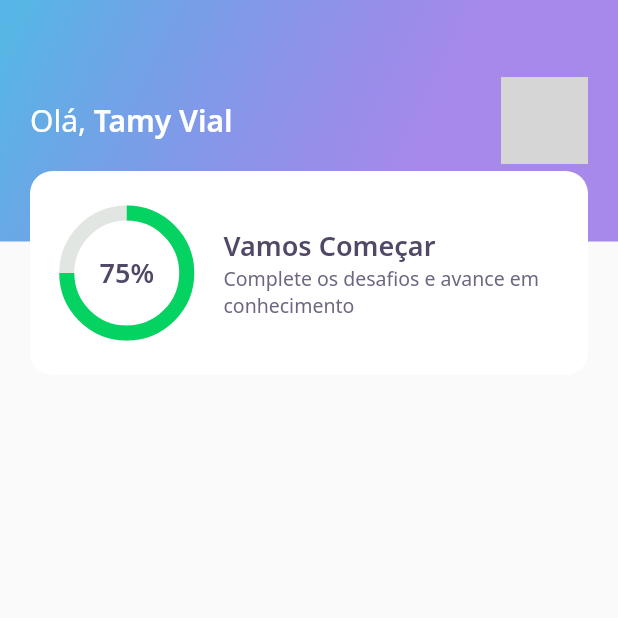
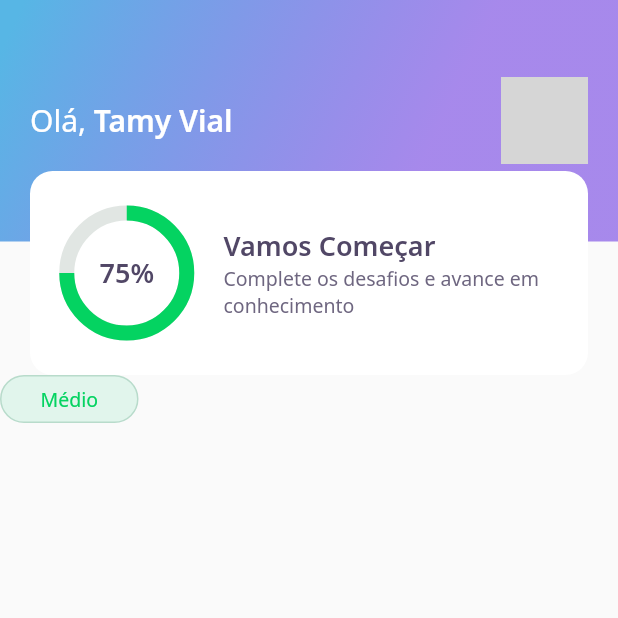
Before and after one commit to VialdeSouza/dev-quiz-flutter, a Flutter app: the screen it shows after launch, on a phone screen of 412 x 824 dp, the top half of it. Run offline on Flutter 3.47's test engine with Material 2 defaults, Android fonts, the phone set to English and light mode, and no system bars; our stand-ins replace google_fonts; network calls fail; grey boxes are pictures that could not be loaded.

Commit message:
feat: create LevelButton

```diff
--- a/lib/home/home_page.dart
+++ b/lib/home/home_page.dart
@@ -1,4 +1,5 @@
 import 'package:DevQuiz/home/widgets/appbar/app_bar_widget.dart';
+import 'package:DevQuiz/home/widgets/level_button/level_button_widget.dart';
 import 'package:flutter/material.dart';
 
 class HomePage extends StatefulWidget {
@@ -13,6 +14,7 @@ class _HomePageState extends State<HomePage> {
   Widget build(BuildContext context) {
     return Scaffold(
       appBar: AppBarWidget(),
+      body: LevelButtonWidget(label: "Médio",),
     );
   }
 }
--- /dev/null
+++ b/lib/home/widgets/level_button/level_button_widget.dart
@@ -0,0 +1,53 @@
+import 'package:DevQuiz/core/app_colors.dart';
+import 'package:flutter/material.dart';
+import 'package:google_fonts/google_fonts.dart';
+
+class LevelButtonWidget extends StatelessWidget {
+  final String label;
+  LevelButtonWidget({Key? key, required this.label})
+      : assert(["Fácil", "Médio", "Difícil", "Perito"].contains(label)),
+        super(key: key);
+
+  final config = {
+    "Fácil": {
+      "color": AppColors.levelButtonFacil,
+      "borderColor": AppColors.levelButtonBorderFacil,
+      "fontColor": AppColors.levelButtonTextFacil,
+    },
+    "Médio": {
+      "color": AppColors.levelButtonMedio,
+      "borderColor": AppColors.levelButtonBorderMedio,
+      "fontColor": AppColors.levelButtonTextMedio,
+    },
+    "Difícil": {
+      "color": AppColors.levelButtonBorderDificil,
+      "borderColor": AppColors.levelButtonBorderDificil,
+      "fontColor": AppColors.levelButtonTextDificil,
+    },
+    "Perito": {
+      "color": AppColors.levelButtonBorderPerito,
+      "borderColor": AppColors.levelButtonBorderPerito,
+      "fontColor": AppColors.levelButtonTextPerito,
+    },
+  };
+  Color get color => config[label]!['color']!;
+  Color get borderColor => config[label]!['borderColor']!;
+  Color get fontColor => config[label]!['fontColor']!;
+
+  @override
+  Widget build(BuildContext context) {
+    return Container(
+      decoration: BoxDecoration(
+          color: color,
+          border: Border.fromBorderSide(BorderSide(color: borderColor)),
+          borderRadius: BorderRadius.circular(28)),
+      child: Padding(
+        padding: const EdgeInsets.symmetric(horizontal: 26, vertical: 6),
+        child: Text(
+          label,
+          style: GoogleFonts.notoSans(color: fontColor, fontSize: 13),
+        ),
+      ),
+    );
+  }
+}
```
